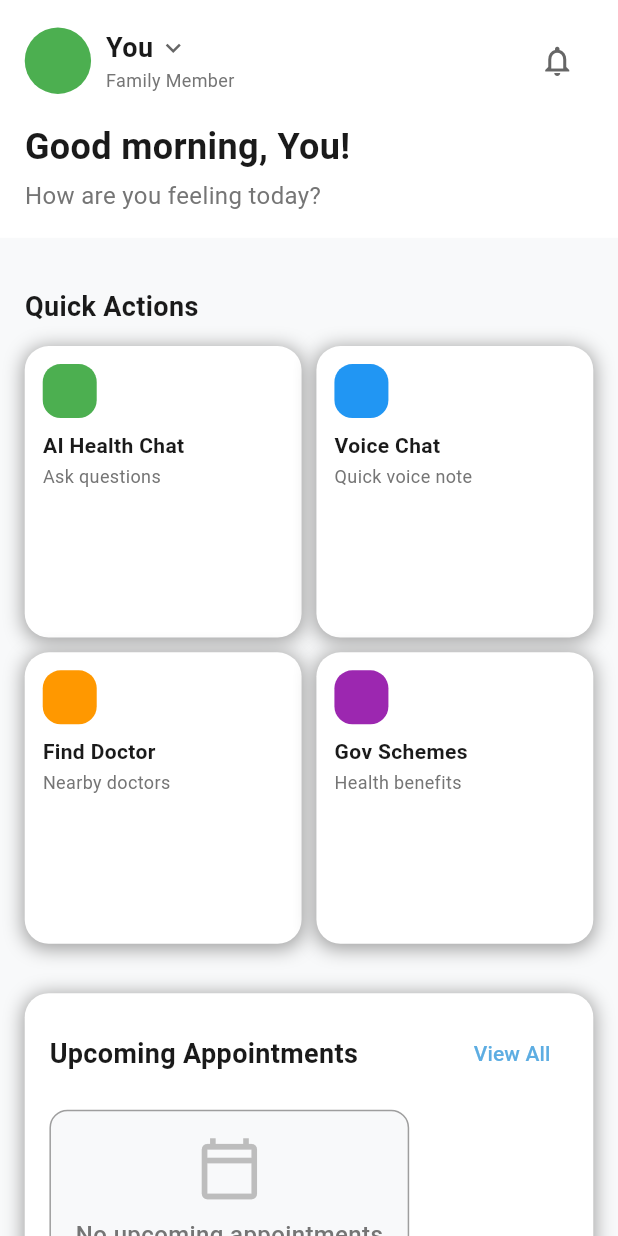
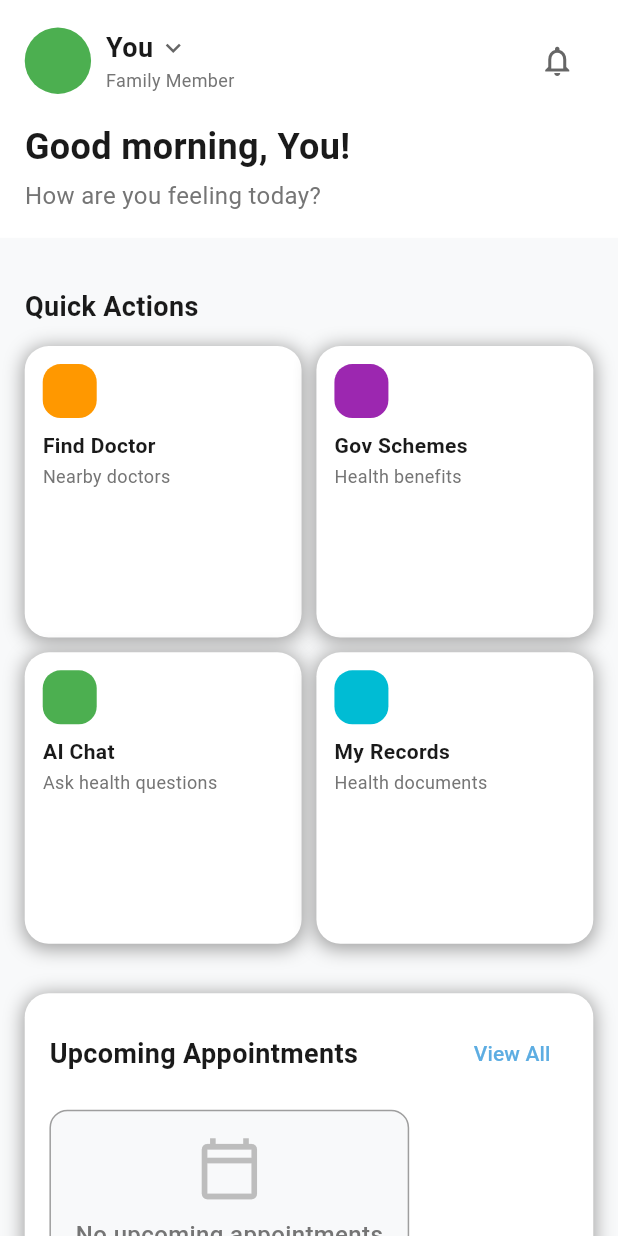
Before and after one commit to vinayak1497/Medi_Vault-, a Flutter app: the PatientHomeScreen screen opened directly, on a phone screen of 412 x 824 dp. Run offline on Flutter 3.47's test engine with Material 3 defaults, Android fonts, the phone set to English and light mode, and no system bars; our stand-ins replace camera, firebase_auth, firebase_core, firebase_database, geolocator, image_picker and 3 more; missing offline and left inert: google_mlkit_text_recognition, medivault_ai; accounts and stored records are empty; Roboto replaces fonts that are missing (Poppins).

Commit message:
Remove Voice Chat and Health AI Assistant banner from patient home screen, restructure Quick Actions UI

```diff
--- a/lib/screens/patient/find_doctors_screen.dart
+++ b/lib/screens/patient/find_doctors_screen.dart
@@ -506,8 +506,9 @@ class _FindDoctorsScreenState extends State<FindDoctorsScreen>
                               vertical: 2,
                             ),
                             decoration: BoxDecoration(
-                              color: _getFacilityTypeColor(facilityType)
-                                  .withValues(alpha: 0.15 * 255),
+                              color: _getFacilityTypeColor(
+                                facilityType,
+                              ).withValues(alpha: 0.15 * 255),
                               borderRadius: BorderRadius.circular(4),
                             ),
                             child: Text(
--- a/lib/screens/patient/main_app/patient_home_screen.dart
+++ b/lib/screens/patient/main_app/patient_home_screen.dart
@@ -239,10 +239,6 @@ class _PatientHomeScreenState extends State<PatientHomeScreen> {
                 _buildUpcomingAppointments(),
                 SizedBox(height: s),
 
-                // AI Assistant Card
-                _buildAIAssistantCard(),
-                SizedBox(height: s),
-
                 // Health Insights
                 _buildHealthInsights(),
                 SizedBox(height: s * 4), // Bottom padding for navigation
@@ -355,24 +351,6 @@ class _PatientHomeScreenState extends State<PatientHomeScreen> {
     final s = _spacing(context);
     final actions = [
       {
-        'icon': Icons.chat_bubble_outline,
-        'title': 'AI Health Chat',
-        'subtitle': 'Ask questions',
-        'color': const Color(0xFF4CAF50),
-        'onTap':
-            () => Navigator.push(
-              context,
-              MaterialPageRoute(builder: (context) => const ChatbotScreen()),
-            ),
-      },
-      {
-        'icon': Icons.mic_outlined,
-        'title': 'Voice Chat',
-        'subtitle': 'Quick voice note',
-        'color': const Color(0xFF2196F3),
-        'onTap': () {},
-      },
-      {
         'icon': Icons.local_hospital_outlined,
         'title': 'Find Doctor',
         'subtitle': 'Nearby doctors',
@@ -395,6 +373,26 @@ class _PatientHomeScreenState extends State<PatientHomeScreen> {
               context,
               MaterialPageRoute(builder: (context) => const GovSchemesScreen()),
             ),
+      },
+      {
+        'icon': Icons.chat_bubble_outline,
+        'title': 'AI Chat',
+        'subtitle': 'Ask health questions',
+        'color': const Color(0xFF4CAF50),
+        'onTap':
+            () => Navigator.push(
+              context,
+              MaterialPageRoute(builder: (context) => const ChatbotScreen()),
+            ),
+      },
+      {
+        'icon': Icons.medical_services_outlined,
+        'title': 'My Records',
+        'subtitle': 'Health documents',
+        'color': const Color(0xFF00BCD4),
+        'onTap': () {
+          // Navigate to records - will be implemented
+        },
       },
     ];
 
@@ -762,95 +760,6 @@ class _PatientHomeScreenState extends State<PatientHomeScreen> {
     );
   }
 
-  Widget _buildAIAssistantCard() {
-    final s = _spacing(context);
-    return Container(
-      margin: EdgeInsets.fromLTRB(s, 0, s, 0),
-      padding: EdgeInsets.all(s),
-      decoration: BoxDecoration(
-        gradient: const LinearGradient(
-          colors: [Color(0xFF4CAF50), Color(0xFF66BB6A)],
-          begin: Alignment.topLeft,
-          end: Alignment.bottomRight,
-        ),
-        borderRadius: BorderRadius.circular(16),
-        boxShadow: [
-          BoxShadow(
-            color: const Color(0xFF4CAF50).withValues(alpha: 0.3 * 255),
-            spreadRadius: 1,
-            blurRadius: 10,
-            offset: const Offset(0, 4),
-          ),
-        ],
-      ),
-      child: Column(
-        crossAxisAlignment: CrossAxisAlignment.start,
-        children: [
-          Row(
-            children: [
-              Container(
-                width: 44 + (s - 8) * 0.5,
-                height: 44 + (s - 8) * 0.5,
-                decoration: BoxDecoration(
-                  color: Colors.white.withValues(alpha: 0.2 * 255),
-                  borderRadius: BorderRadius.circular(25),
-                ),
-                child: const Icon(
-                  Icons.psychology,
-                  color: Colors.white,
-                  size: 28,
-                ),
-              ),
-              SizedBox(width: s * 0.8),
-              const Expanded(
-                child: Column(
-                  crossAxisAlignment: CrossAxisAlignment.start,
-                  children: [
-                    Text(
-                      'Health AI Assistant',
-                      style: TextStyle(
-                        color: Colors.white,
-                        fontSize: 18,
-                        fontWeight: FontWeight.bold,
-                      ),
-                    ),
-                    SizedBox(height: 4),
-                    Text(
-                      'Get instant answers to your health questions',
-                      style: TextStyle(color: Colors.white70, fontSize: 14),
-                    ),
-                  ],
-                ),
-              ),
-            ],
-          ),
-          SizedBox(height: s * 0.8),
-          ElevatedButton(
-            onPressed:
-                () => Navigator.push(
-                  context,
-                  MaterialPageRoute(
-                    builder: (context) => const ChatbotScreen(),
-                  ),
-                ),
-            style: ElevatedButton.styleFrom(
-              backgroundColor: Colors.white,
-              foregroundColor: const Color(0xFF4CAF50),
-              shape: RoundedRectangleBorder(
-                borderRadius: BorderRadius.circular(12),
-              ),
-              elevation: 0,
-            ),
-            child: const Text(
-              'Start Chat',
-              style: TextStyle(fontWeight: FontWeight.w600),
-            ),
-          ),
-        ],
-      ),
-    );
-  }
-
   Widget _buildHealthInsights() {
     return Container(
       margin: const EdgeInsets.symmetric(horizontal: 20),
```
Also changed, not shown: lib/services/gemini_nearby_doctor_service.dart (+23 -14 lines), 1 other file.
